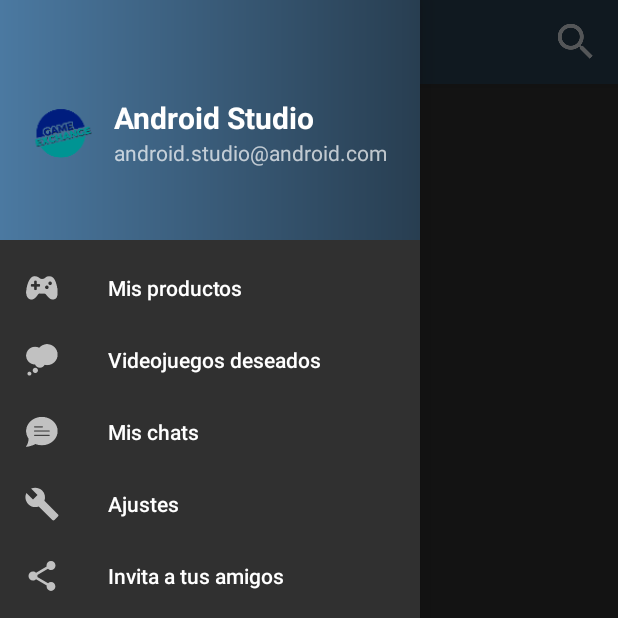
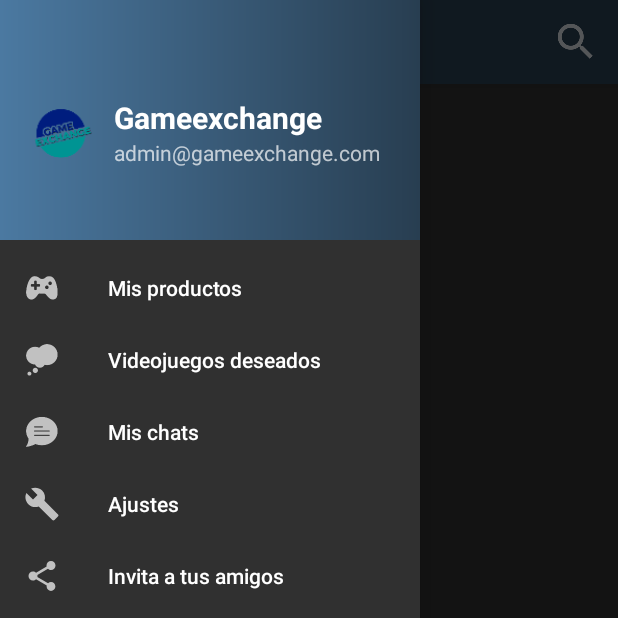
Before and after one commit to JoonGB/GameExangeApp, an Android app: the ProductoListActivity screen opened directly, with no data from a screen before it, with the side drawer open, on a phone screen of 412 x 824 dp, the top half of it. Run offline under Robolectric (Android 15) with nearby library versions, the phone set to English and light mode, and no system bars.

Commit message:
Arreglo Header

```diff
--- a/app/src/main/java/gameexange/com/gameexangeapp/controllers/managers/UsuarioManager.java
+++ b/app/src/main/java/gameexange/com/gameexangeapp/controllers/managers/UsuarioManager.java
@@ -48,9 +48,13 @@ public class UsuarioManager {
         call.enqueue(new Callback<UserExt>() {
             @Override
             public void onResponse(Call<UserExt> call, Response<UserExt> response) {
-                Log.e("UserManager->", response.body().toString());
+                //Log.e("UserManager->", response.body().toString());
                 UserExt userExt = response.body();
                 int code = response.code();
+
+                if (userExt == null) {
+                    usuarioCallback.onFailure(new Throwable("ERROR " + code + ", " + response.raw().message()));
+                }
 
                 if (code == 200 || code == 201) {
 
--- a/app/src/main/res/layout/nav_header_base_drawer.xml
+++ b/app/src/main/res/layout/nav_header_base_drawer.xml
@@ -26,21 +26,22 @@
         android:orientation="vertical"
         android:gravity="center"
         android:paddingLeft="10dp">
+
         <TextView
             android:id="@+id/tvLoginUsuario"
             android:layout_width="match_parent"
             android:layout_height="wrap_content"
             android:paddingTop="@dimen/nav_header_vertical_spacing"
-            android:textStyle="bold"
+            android:text="Gameexchange"
+            android:textAppearance="@style/TextAppearance.AppCompat.Body1"
             android:textSize="20dp"
-            android:text="Android Studio"
-            android:textAppearance="@style/TextAppearance.AppCompat.Body1" />
+            android:textStyle="bold" />
 
         <TextView
             android:id="@+id/tvEmailUsuario"
             android:layout_width="match_parent"
             android:layout_height="wrap_content"
-            android:text="android.studio@android.com" />
+            android:text="admin@gameexchange.com" />
     </LinearLayout>
 
 </LinearLayout>
```
Also changed, not shown: app/src/main/perfil-web.png (added), app/src/main/ubicacion-web.png (added), 248 other files.
